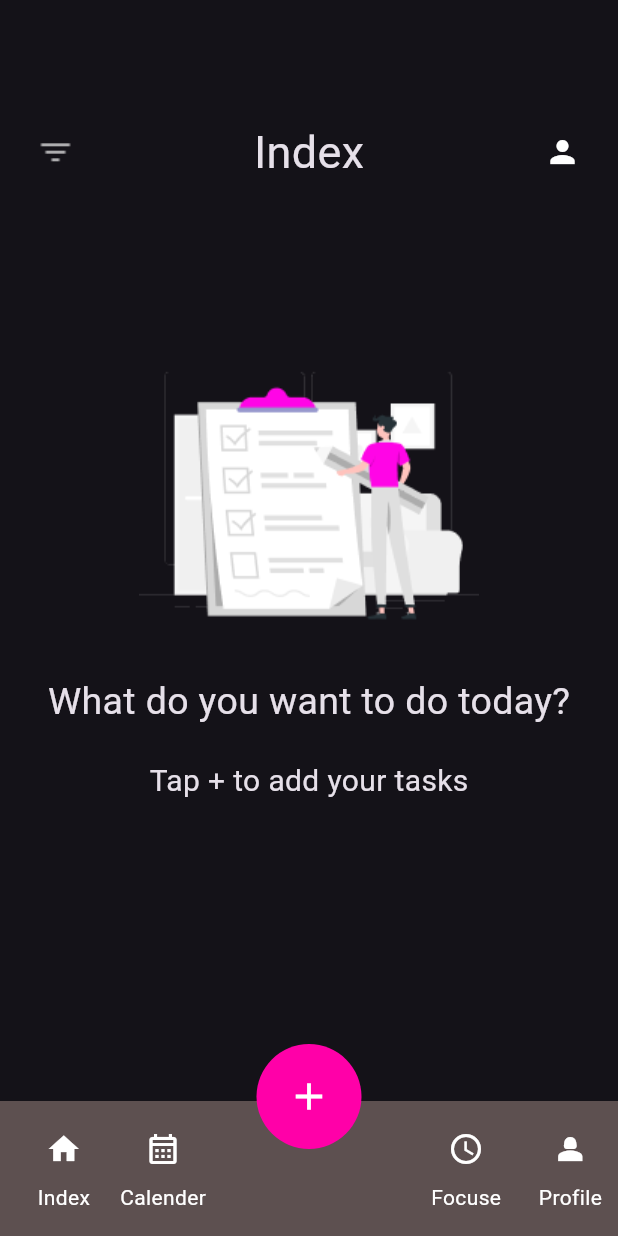
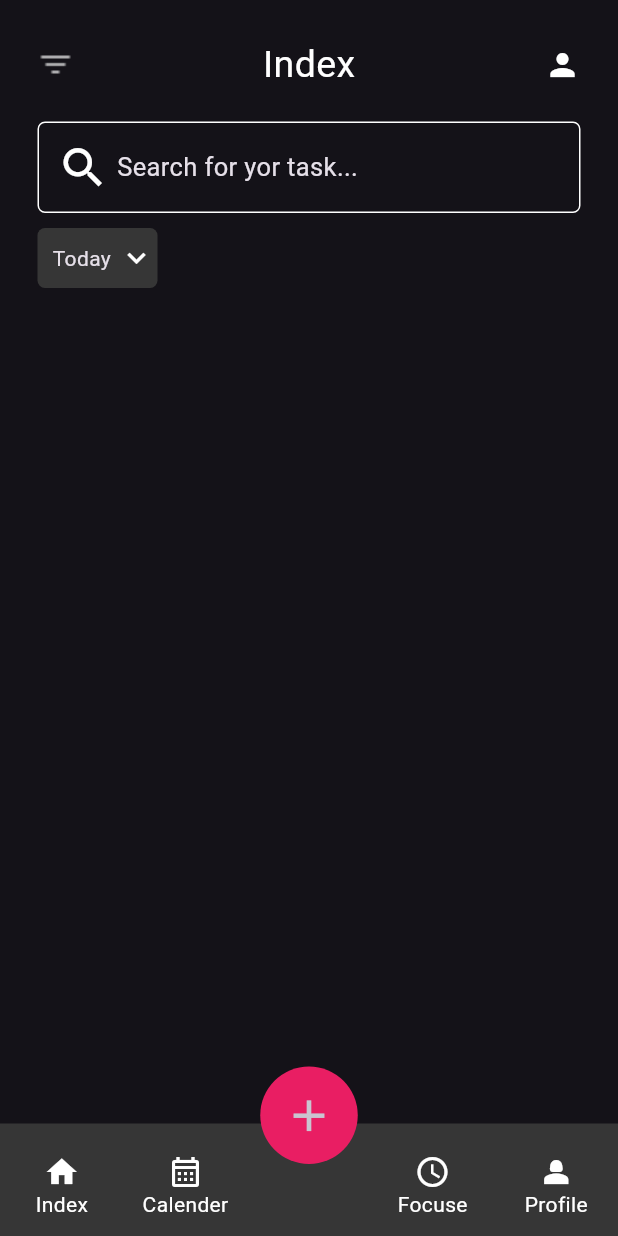
Before and after one commit to GavinJoseph2000/Todo-App, a Flutter app: the Index screen opened directly, on a phone screen of 412 x 824 dp. Run offline on Flutter 3.47's test engine with Material 3 defaults, Android fonts, the phone set to English and light mode, and no system bars.

Commit message:
latest changes

```diff
--- a/lib/custom/BottomNavigationBar.dart
+++ b/lib/custom/BottomNavigationBar.dart
@@ -1,4 +1,5 @@
 import 'package:flutter/material.dart';
+import 'package:nothing/custom/task.dart';
 
 class bottomNavigationBar extends StatefulWidget {
   const bottomNavigationBar({super.key});
@@ -10,21 +11,45 @@ class bottomNavigationBar extends StatefulWidget {
 class _bottomNavigationBarState extends State<bottomNavigationBar> {
   @override
   Widget build(BuildContext context) {
+    void showDailog() {
+      showDialog(
+          context: context,
+          builder: (context) {
+            return AlertDialog(
+              title: const Text(
+                'Add Task',
+                style: TextStyle(fontSize: 25, fontWeight: FontWeight.w500),
+              ),
+              content: Task(),
+              actions: [
+                MaterialButton(
+                    onPressed: () {},
+                    child: IconButton(
+                        onPressed: () {
+                          Navigator.pop(context);
+                        },
+                        icon: Icon(Icons.send)))
+              ],
+            );
+          });
+    }
+
     return Stack(
       clipBehavior: Clip.none,
       alignment: Alignment.center,
       children: [
         Container(
-          color: const Color.fromARGB(255, 93, 80, 80),
-          height: 90,
+          color: const Color(0xFF363636),
+          height: 75,
           child: Row(
             children: [
-              Row(
+              Expanded(
+                flex: 4,
+                child: Row(
                   children: [
-                  const SizedBox(
-                    width: 25,
-                  ),
-                  Container(
+                    Expanded(
+                      flex: 5,
+                      child: Container(
                         margin: const EdgeInsets.only(
                           top: 20,
                         ),
@@ -33,27 +58,21 @@ class _bottomNavigationBarState extends State<bottomNavigationBar> {
                             Icons.home,
                             color: Colors.white,
                           ),
-                      SizedBox(
-                        height: 10,
-                      ),
                           Text(
                             'Index',
                             style: TextStyle(color: Colors.white),
                           )
                         ]),
                       ),
-                  const SizedBox(
-                    width: 20,
                     ),
-                  Container(
+                    Expanded(
+                      flex: 5,
+                      child: Container(
                         margin: const EdgeInsets.only(top: 20),
                         child: const Column(children: [
                           Icon(
                             Icons.calendar_month_outlined,
                             color: Colors.white,
-                      ),
-                      SizedBox(
-                        height: 10,
                           ),
                           Text(
                             'Calender',
@@ -61,21 +80,23 @@ class _bottomNavigationBarState extends State<bottomNavigationBar> {
                           )
                         ]),
                       ),
+                    ),
                   ],
                 ),
-              Padding(
-                padding: const EdgeInsets.only(left: 150),
+              ),
+              Expanded(flex: 2, child: Container()),
+              Expanded(
+                flex: 4,
                 child: Row(
                   children: [
-                    Container(
+                    Expanded(
+                      flex: 5,
+                      child: Container(
                         margin: const EdgeInsets.only(top: 20),
                         child: const Column(children: [
                           Icon(
                             Icons.access_time,
                             color: Colors.white,
-                        ),
-                        SizedBox(
-                          height: 10,
                           ),
                           Text(
                             'Focuse',
@@ -83,46 +104,43 @@ class _bottomNavigationBarState extends State<bottomNavigationBar> {
                           )
                         ]),
                       ),
-                  ],
                     ),
-              ),
-              const SizedBox(
-                width: 25,
-              ),
-              Container(
+                    Expanded(
+                      flex: 5,
+                      child: Container(
                         margin: const EdgeInsets.only(top: 20),
                         child: const Column(children: [
                           Icon(
                             Icons.person_2,
                             color: Colors.white,
                           ),
-                  SizedBox(
-                    height: 10,
-                  ),
                           Text(
                             'Profile',
                             style: TextStyle(color: Colors.white),
                           )
                         ]),
+                      ),
                     )
+                  ],
+                ),
+              ),
             ],
           ),
         ),
         Positioned(
             top: -38,
             child: Container(
-            height: 70,
-            width: 70,
-            decoration: const BoxDecoration(
-              shape: BoxShape.circle,
-              color: Color(0XFFFF00A8),
-            ),
-            child: const Icon(
+                width: 65,
+                height: 65,
+                decoration: BoxDecoration(
+                    color: Colors.pink,
+                    borderRadius: BorderRadius.circular(50)),
+                child: IconButton(
+                    onPressed: showDailog,
+                    icon: const Icon(
                       Icons.add,
-              size: 30,
-            ),
-          ),
-        )
+                      size: 35,
+                    )))),
       ],
     );
   }
--- a/lib/index.dart
+++ b/lib/index.dart
@@ -1,45 +1,90 @@
 import 'package:flutter/material.dart';
 import 'package:nothing/custom/BottomNavigationBar.dart';
+import 'package:nothing/indexlist.dart';
 
 class Index extends StatelessWidget {
+  const Index({super.key});
+
+  @override
   Widget build(BuildContext context) {
     return Scaffold(
-      body: Column(
+      bottomNavigationBar: bottomNavigationBar(),
+      body: SafeArea(
+        child: Padding(
+          padding: EdgeInsets.all(25.0),
+          child: Column(
+            crossAxisAlignment: CrossAxisAlignment.start,
             children: [
-          Container(
-            padding: const EdgeInsets.only(top: 80, left: 25, right: 25),
-            child: const Row(
+              // index
+              const Row(
                 mainAxisAlignment: MainAxisAlignment.spaceBetween,
                 children: [
-                Image(image: AssetImage("images/sortmenu.png")),
+                  Image(
+                    image: AssetImage(
+                      "images/sortmenu.png",
+                    ),
+                  ),
                   Text(
-                  'Index',
-                  style: TextStyle(fontSize: 30),
+                    "Index",
+                    style: TextStyle(fontSize: 25, color: Colors.white),
                   ),
                   Icon(Icons.person)
                 ],
               ),
+              const SizedBox(
+                height: 20,
               ),
+              // search
               Container(
-            margin: const EdgeInsets.only(top: 100),
-            child: const Column(children: [
-              Image(image: AssetImage("images/checklist.png")),
+                padding: EdgeInsets.all(12),
+                decoration: BoxDecoration(
+                    border: Border.all(color: Colors.white),
+                    borderRadius: BorderRadius.all(Radius.circular(5))),
+                child: const Row(
+                  children: [
+                    Icon(
+                      Icons.search,
+                      size: 35,
+                    ),
+                    SizedBox(
+                      width: 5,
+                    ),
                     Text(
-                'What do you want to do today?',
-                style: TextStyle(fontSize: 25),
-              ),
-              SizedBox(height: 20),
-              Text(
-                'Tap + to add your tasks',
-                style: TextStyle(fontSize: 20),
+                      'Search for yor task...',
+                      style: TextStyle(fontSize: 17),
                     )
-            ]),
-          ),
                   ],
                 ),
-      bottomNavigationBar: const bottomNavigationBar(),
+              ),
+              const SizedBox(
+                height: 10,
+              ),
+              // today
+              Container(
+                padding: EdgeInsets.only(left: 10),
+                decoration: BoxDecoration(
+                    borderRadius: BorderRadius.circular(5),
+                    color: Color(0xFF363636)),
+                width: 80,
+                height: 40,
+                child: const Row(
+                  children: [
+                    Text('Today'),
+                    SizedBox(
+                      width: 5,
+                    ),
+                    Icon(Icons.keyboard_arrow_down)
+                  ],
+                ),
+              ),
+              const SizedBox(
+                height: 10,
+              ),
+              // list view,
+            ],
+          ),
+        ),
+      ),
     );
   }
-
-  //
 }
--- a/lib/intro1.dart
+++ b/lib/intro1.dart
@@ -1,5 +1,5 @@
 import 'package:flutter/material.dart';
-import 'package:nothing/Intro2.dart';
+import 'package:nothing/intro2.dart';
 
 class Intro1 extends StatelessWidget {
   const Intro1({super.key});
```
Also changed, not shown: lib/custom/TaskList.dart (added, +17 -0 lines), lib/custom/datePicker.dart (added, +15 -0 lines), lib/custom/dialog.dart (added, +47 -0 lines), lib/custom/task.dart (added, +150 -0 lines), lib/indexlist.dart (+16 -10 lines), lib/indexscreen.dart (added, +45 -0 lines), lib/listview.dart (deleted, +0 -163 lines), lib/main.dart (+5 -2 lines). Lines whose indentation alone changed are shown as unchanged.
